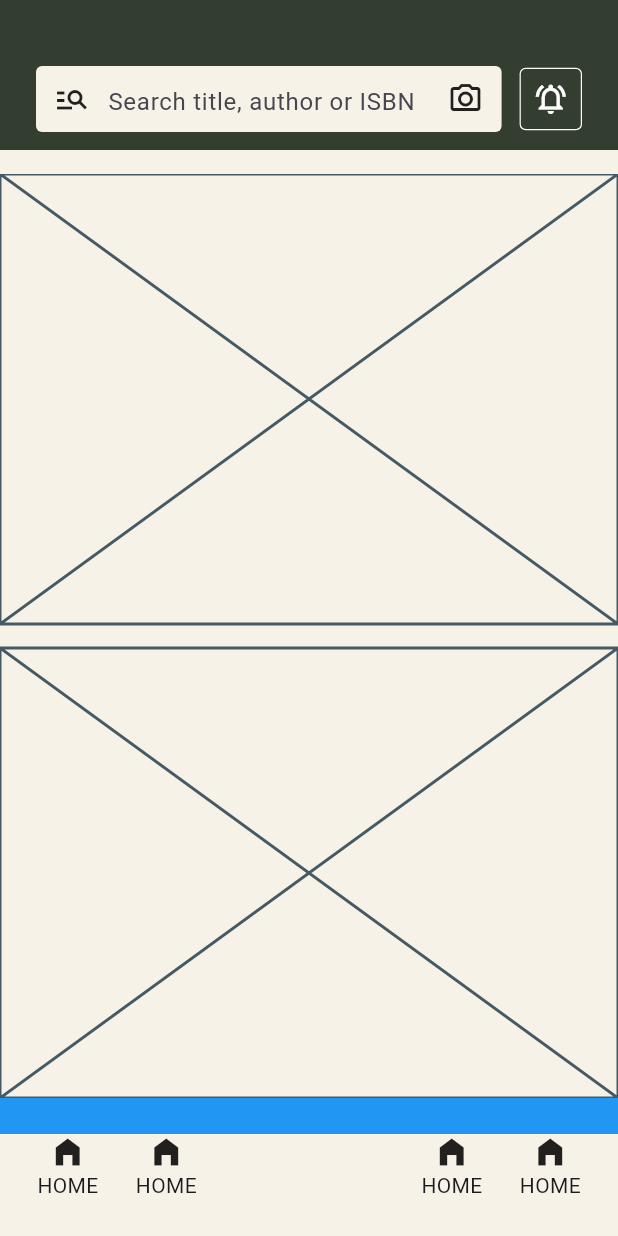
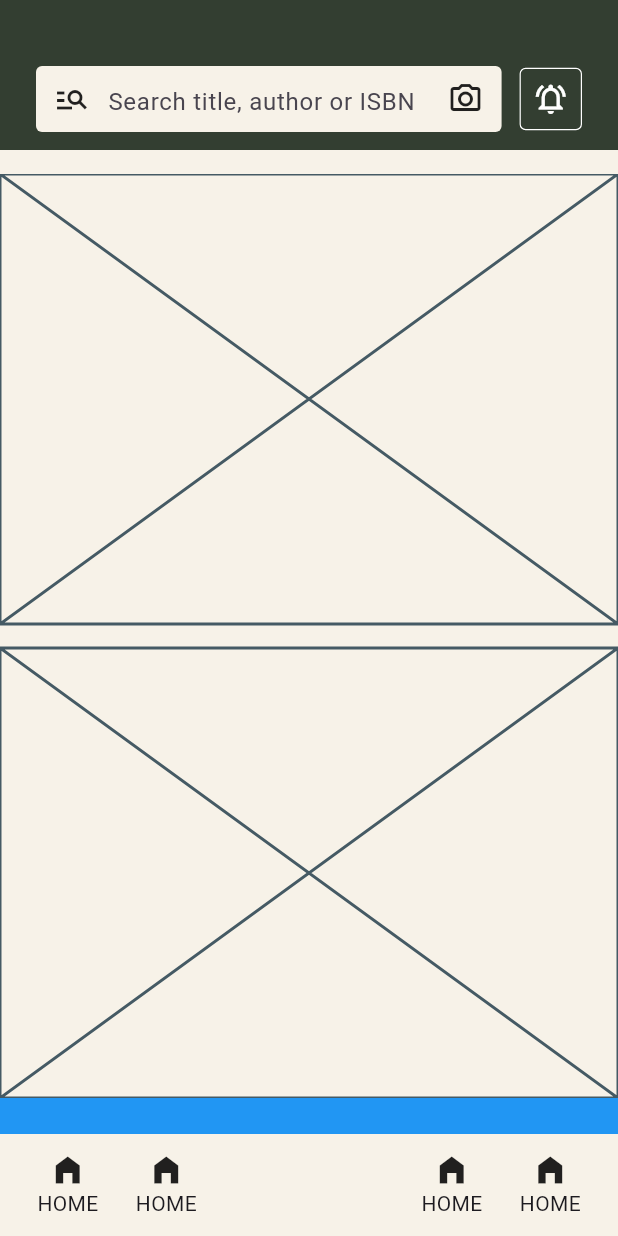
Before and after one commit to JAICHANGPARK/flutter_notebook_chapter_43, a Flutter app: the NewsFeedHomePage screen opened directly, on a phone screen of 412 x 824 dp. Run offline on Flutter 3.47's test engine with Material 3 defaults, Android fonts, the phone set to English and light mode, and no system bars; our stand-ins replace gap, hugeicons.

Commit message:
Update news_feed_home_page.dart

```diff
--- a/lib/ep2163_newsfeed_app/views/news_feed_home_page.dart
+++ b/lib/ep2163_newsfeed_app/views/news_feed_home_page.dart
@@ -142,12 +142,14 @@ class _NewsFeedHomePageState extends State<NewsFeedHomePage> {
                           mainAxisAlignment: MainAxisAlignment.spaceEvenly,
                           children: [
                             Column(
+                              mainAxisAlignment: MainAxisAlignment.center,
                               children: [
                                 Icon(Icons.home_filled),
                                 Text("HOME"),
                               ],
                             ),
                             Column(
+                              mainAxisAlignment: MainAxisAlignment.center,
                               children: [
                                 Icon(Icons.home_filled),
                                 Text("HOME"),
@@ -157,12 +159,14 @@ class _NewsFeedHomePageState extends State<NewsFeedHomePage> {
                               width: 100,
                             ),
                             Column(
+                              mainAxisAlignment: MainAxisAlignment.center,
                               children: [
                                 Icon(Icons.home_filled),
                                 Text("HOME"),
                               ],
                             ),
                             Column(
+                              mainAxisAlignment: MainAxisAlignment.center,
                               children: [
                                 Icon(Icons.home_filled),
                                 Text("HOME"),
```
